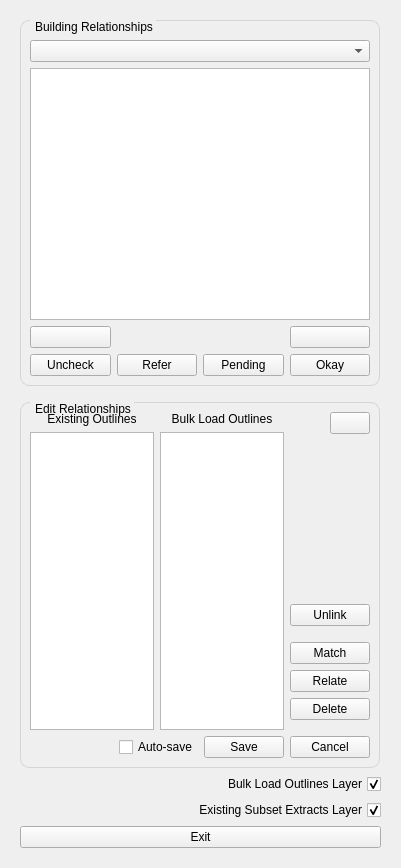
linz/nz-buildings, file buildings/gui/alter_building_relationship.ui: the form before one commit.
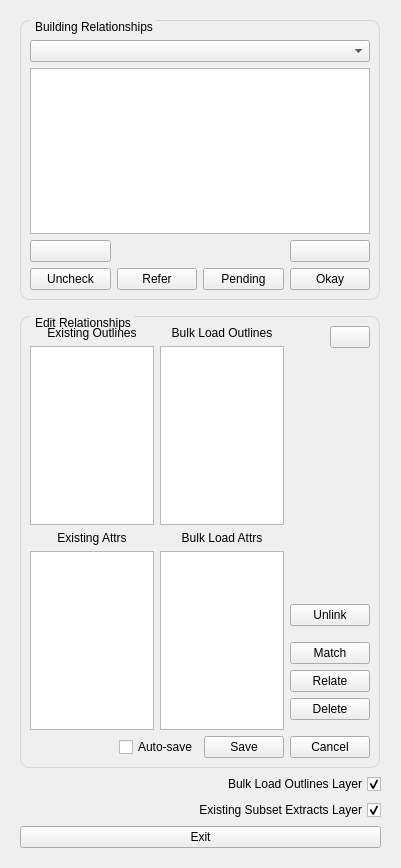
The form after the commit.

Commit message:
feat: display building name and use in UI
Interim: only for initial Related buildings so far

Diff of the .ui file:
```diff
--- a/buildings/gui/alter_building_relationship.ui
+++ b/buildings/gui/alter_building_relationship.ui
@@ -270,6 +270,46 @@
                 </property>
                </widget>
               </item>
+
+              <item>
+               <widget class="QLabel" name="label_1">
+                <property name="font">
+                 <font>
+                  <weight>50</weight>
+                  <bold>false</bold>
+                 </font>
+                </property>
+                <property name="text">
+                 <string>Existing Attrs</string>
+                </property>
+                <property name="alignment">
+                 <set>Qt::AlignCenter</set>
+                </property>
+               </widget>
+              </item>
+
+              <item> 
+               <widget class="QListWidget" name="lst_existing_use">
+                <property name="sizePolicy">
+                 <sizepolicy hsizetype="Expanding" vsizetype="Expanding">
+                  <horstretch>0</horstretch>
+                  <verstretch>0</verstretch>
+                 </sizepolicy>
+                </property>
+                <property name="minimumSize">
+                 <size>
+                  <width>0</width>
+                  <height>0</height>
+                 </size>
+                </property>
+                <property name="maximumSize">
+                 <size>
+                  <width>16777215</width>
+                  <height>16777215</height>
+                 </size>
+                </property>
+               </widget>
+              </item>
              </layout>
             </item>
             <item>
@@ -312,6 +352,47 @@
                 </property>
                </widget>
               </item>
+
+              <item>
+               <widget class="QLabel" name="label_3">
+                <property name="font">
+                 <font>
+                  <weight>50</weight>
+                  <bold>false</bold>
+                 </font>
+                </property>
+                <property name="text">
+                 <string>Bulk Load Attrs</string>
+                </property>
+                <property name="alignment">
+                 <set>Qt::AlignCenter</set>
+                </property>
+               </widget>
+              </item>
+
+              <item>
+               <widget class="QListWidget" name="lst_existing_name">
+                <property name="sizePolicy">
+                 <sizepolicy hsizetype="Expanding" vsizetype="Expanding">
+                  <horstretch>0</horstretch>
+                  <verstretch>0</verstretch>
+                 </sizepolicy>
+                </property>
+                <property name="minimumSize">
+                 <size>
+                  <width>0</width>
+                  <height>0</height>
+                 </size>
+                </property>
+                <property name="maximumSize">
+                 <size>
+                  <width>16777215</width>
+                  <height>16777215</height>
+                 </size>
+                </property>
+               </widget>
+              </item>
+
              </layout>
             </item>
             <item>
```
The commit also changes 2 other files.
